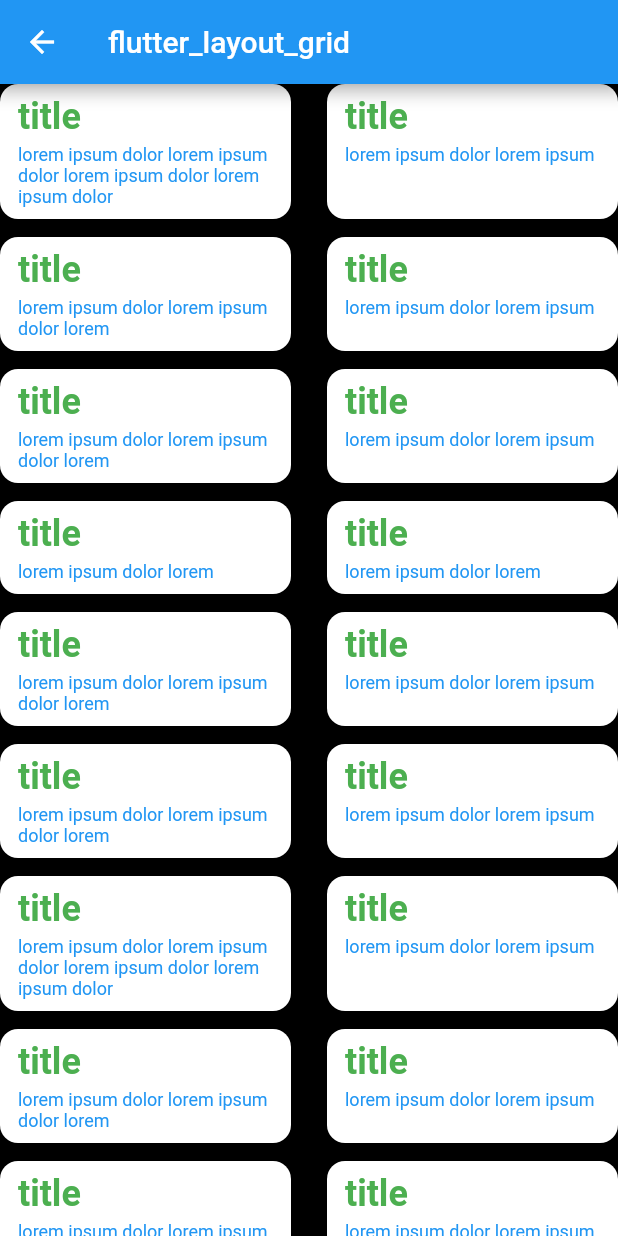
After one commit to IkhwanSI13/Explore_Widget, a Flutter app: the LayoutGrid3Activity screen opened by its route, on a phone screen of 412 x 824 dp. The commit adds this screen. Run offline on Flutter 3.47's test engine with Material 2 defaults, Android fonts, the phone set to English and light mode, and no system bars; drawn by our look-alikes of flutter_layout_grid; our stand-ins replace camera, device_preview, flutter_rating_bar, lottie, rive, video_player; missing offline and left inert: camerawesome.

Commit message:
[add] flutter_layout_grid package & examples

```diff
--- a/lib/main.dart
+++ b/lib/main.dart
@@ -7,6 +7,9 @@ import 'package:explore_widget/page_route.dart';
 import 'package:explore_widget/pubDev/camera/camera2_activity.dart';
 import 'package:explore_widget/pubDev/camera/camera_activity.dart';
 import 'package:explore_widget/pubDev/camerawesome/camerawesome_activity.dart';
+import 'package:explore_widget/pubDev/flutter_layout_grid/layoutGrid1Activity.dart';
+import 'package:explore_widget/pubDev/flutter_layout_grid/layoutGrid2Activity.dart';
+import 'package:explore_widget/pubDev/flutter_layout_grid/layoutGrid3Activity.dart';
 import 'package:explore_widget/pubDev/flutter_rating_bar/flutterRatingBarActivity.dart';
 import 'package:explore_widget/pubDev/lottie/lottieActivity.dart';
 import 'package:explore_widget/pubDev/rive/riveActivity.dart';
@@ -177,9 +180,13 @@ class MyApp extends StatelessWidget {
         return CustomPageRoute(page: MyAnimatedListSample());
       case linkCamera:
         return CustomPageRoute(page: CameraExampleHome());
-        // return CustomPageRoute(page: CameraActivity());
+      // return CustomPageRoute(page: CameraActivity());
       case linkCamerawesome:
         return CustomPageRoute(page: CamerawesomeActivity());
+      case linkFlutterLayoutGrid:
+        // return CustomPageRoute(page: LayoutGrid1Activity());
+        // return CustomPageRoute(page: LayoutGrid2Activity());
+        return CustomPageRoute(page: LayoutGrid3Activity());
     }
     return CustomPageRoute(page: MainActivity());
   }
--- a/lib/mainActivity.dart
+++ b/lib/mainActivity.dart
@@ -146,9 +146,12 @@ class MainActivity extends StatelessWidget {
         MyButton("camera", () {
           Navigator.of(context).pushNamed(linkCamera);
         }),
-        MyButton("camerawesome", () {
-          Navigator.of(context).pushNamed(linkCamerawesome);
-        }),
+    MyButton("camerawesome", () {
+      Navigator.of(context).pushNamed(linkCamerawesome);
+    }),
+    MyButton("flutter_layout_grid", () {
+      Navigator.of(context).pushNamed(linkFlutterLayoutGrid);
+    }),
       ];
 
   ///
--- a/lib/page_route.dart
+++ b/lib/page_route.dart
@@ -16,6 +16,7 @@ const linkFabOnly = "/FabOnly";
 const linkFabBottomNav = "/FabBottomNav";
 const linkFadButton = "/FadButton";
 const linkFadeInImage = "/FadeInImage";
+const linkFlutterLayoutGrid = "/FlutterLayoutGrid";
 const linkFlutterRatingBar = "/FlutterRatingBar";
 const linkFocusableActionDetector = "/FocusableActionDetector";
 const linkFont = "/Font";
--- /dev/null
+++ b/lib/pubDev/flutter_layout_grid/layoutGrid3Activity.dart
@@ -0,0 +1,132 @@
+import 'package:flutter/material.dart';
+import 'package:flutter_layout_grid/flutter_layout_grid.dart';
+
+class LayoutGrid3Activity extends StatelessWidget {
+  LayoutGrid3Activity({Key? key}) : super(key: key);
+
+  final List<_ItemCardData> _items = [
+    _ItemCardData(
+        title: "title",
+        desc:
+            "lorem ipsum dolor lorem ipsum dolor lorem ipsum dolor lorem ipsum dolor"),
+    _ItemCardData(title: "title", desc: "lorem ipsum dolor lorem ipsum"),
+    _ItemCardData(
+        title: "title", desc: "lorem ipsum dolor lorem ipsum dolor lorem"),
+    _ItemCardData(title: "title", desc: "lorem ipsum dolor lorem ipsum"),
+    _ItemCardData(
+        title: "title", desc: "lorem ipsum dolor lorem ipsum dolor lorem"),
+    _ItemCardData(title: "title", desc: "lorem ipsum dolor lorem ipsum"),
+    _ItemCardData(title: "title", desc: "lorem ipsum dolor lorem"),
+    _ItemCardData(title: "title", desc: "lorem ipsum dolor lorem"),
+    _ItemCardData(
+        title: "title", desc: "lorem ipsum dolor lorem ipsum dolor lorem"),
+    _ItemCardData(title: "title", desc: "lorem ipsum dolor lorem ipsum"),
+    _ItemCardData(
+        title: "title", desc: "lorem ipsum dolor lorem ipsum dolor lorem"),
+    _ItemCardData(title: "title", desc: "lorem ipsum dolor lorem ipsum"),
+    _ItemCardData(
+        title: "title",
+        desc:
+            "lorem ipsum dolor lorem ipsum dolor lorem ipsum dolor lorem ipsum dolor"),
+    _ItemCardData(title: "title", desc: "lorem ipsum dolor lorem ipsum"),
+    _ItemCardData(
+        title: "title", desc: "lorem ipsum dolor lorem ipsum dolor lorem"),
+    _ItemCardData(title: "title", desc: "lorem ipsum dolor lorem ipsum"),
+    _ItemCardData(
+        title: "title", desc: "lorem ipsum dolor lorem ipsum dolor lorem"),
+    _ItemCardData(title: "title", desc: "lorem ipsum dolor lorem ipsum"),
+    _ItemCardData(
+        title: "title", desc: "lorem ipsum dolor lorem ipsum dolor lorem"),
+  ];
+
+  @override
+  Widget build(BuildContext context) {
+    return Scaffold(
+      appBar: AppBar(
+        title: Text("flutter_layout_grid"),
+      ),
+      backgroundColor: Colors.black,
+      body: SingleChildScrollView(
+        child: _ItemCardLayoutGrid(
+          items: _items,
+        ),
+      ),
+    );
+  }
+}
+
+class _ItemCardData {
+  _ItemCardData({
+    required this.title,
+    required this.desc,
+  });
+
+  String title;
+  String desc;
+}
+
+class _ItemCardLayoutGrid extends StatelessWidget {
+  const _ItemCardLayoutGrid({
+    Key? key,
+    required this.items,
+  }) : super(key: key);
+  final List<_ItemCardData> items;
+
+  @override
+  Widget build(BuildContext context) {
+    return LayoutGrid(
+      // set some flexible track sizes based on the crossAxisCount
+      columnSizes: [1.fr, 1.fr],
+      // set all the row sizes to auto (self-sizing height)
+      rowSizes: List<TrackSize>.generate(items.length, (i) => auto),
+      // equivalent to mainAxisSpacing
+      rowGap: 12,
+      // equivalent to crossAxisSpacing
+      // note: there's no childAspectRatio
+      columnGap: 24,
+      children: [
+        // render all the cards with *automatic child placement*
+        for (var i = 0; i < items.length; i++)
+          GridPlacement(
+            child: _ItemCard(
+              item: items[i],
+            ),
+          ),
+      ],
+    );
+  }
+}
+
+class _ItemCard extends StatelessWidget {
+  const _ItemCard({
+    Key? key,
+    required this.item,
+  }) : super(key: key);
+  final _ItemCardData item;
+
+  @override
+  Widget build(BuildContext context) {
+    return Container(
+      decoration: BoxDecoration(
+        borderRadius: BorderRadius.circular(12),
+        color: Colors.white,
+      ),
+      padding: EdgeInsets.symmetric(vertical: 8, horizontal: 12),
+      child: Column(
+        crossAxisAlignment: CrossAxisAlignment.stretch,
+        children: [
+          Text(
+            item.title,
+            style: TextStyle(
+                color: Colors.green, fontSize: 24, fontWeight: FontWeight.w600),
+          ),
+          SizedBox(height: 4),
+          Text(
+            item.desc,
+            style: TextStyle(color: Colors.blue, fontSize: 12),
+          ),
+        ],
+      ),
+    );
+  }
+}
--- a/pubspec.yaml
+++ b/pubspec.yaml
@@ -22,6 +22,7 @@ dependencies:
     git:
       url: https://github.com/Apparence-io/camera_awesome
       ref: 3ca70b46387e46c67b90e4f6eef40f6c3f49de07
+  flutter_layout_grid: ^2.0.1
 
   path_provider: ^2.0.2 #official
 
```
Also changed, not shown: lib/pubDev/flutter_layout_grid/layoutGrid1Activity.dart (added, +77 -0 lines), lib/pubDev/flutter_layout_grid/layoutGrid2Activity.dart (added, +57 -0 lines), pubspec.lock, 1 other file.
